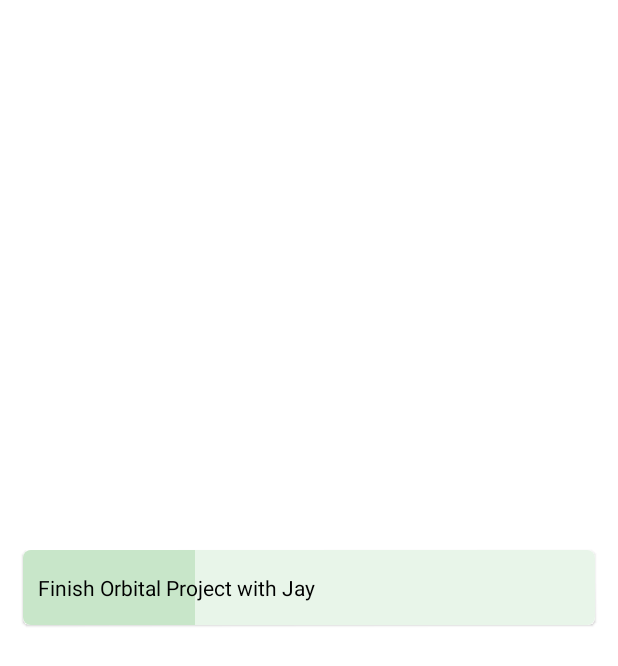
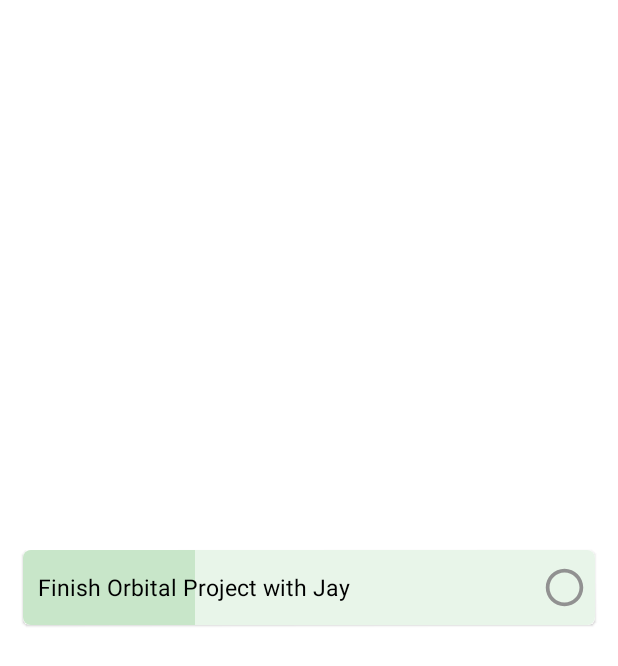
Before and after one commit to nicholasnge/Chemical-X, an Android app: the layout item_task.xml on its own in the app's theme, with its tools: preview values and no code run, on a phone screen of 412 x 824 dp. Shown: the top 666 px of the screen. Run offline under Robolectric (Android 15) with nearby library versions, the phone set to English and light mode, and no system bars.

Commit message:
tasks section updated with more lag

```diff
--- a/app/src/main/java/com/example/chemicalx/Fragment_Tasks/TaskCategoryAdapter.java
+++ b/app/src/main/java/com/example/chemicalx/Fragment_Tasks/TaskCategoryAdapter.java
@@ -12,12 +12,15 @@ import androidx.recyclerview.widget.RecyclerView;
 import com.example.chemicalx.R;
 
 import java.util.ArrayList;
+import java.util.HashMap;
 import java.util.List;
+import java.util.Map;
 
 public class TaskCategoryAdapter extends RecyclerView.Adapter<TaskCategoryAdapter.CategoryViewHolder> {
     Fragment_Tasks fragment_tasks;
     List<TaskCategoryModel> mCategoryList;
     LayoutInflater mLayoutInflater = null;
+    Map<String, TaskItemAdapter> taskItemAdapters = new HashMap<>();
 
     public TaskCategoryAdapter(Fragment_Tasks fragment_tasks, List<TaskCategoryModel> mCategoryList){
         super();
@@ -41,6 +44,7 @@ public class TaskCategoryAdapter extends RecyclerView.Adapter<TaskCategoryAdapte
         ArrayList<TaskItemModel> todoList = categoryModel.todoList;
 
         TaskItemAdapter taskItemAdapter = new TaskItemAdapter(fragment_tasks, todoList, categoryModel.backgroundColor, categoryModel.progressColor);
+        taskItemAdapters.put(categoryModel.title,taskItemAdapter);
         holder.categoryRecyclerView.setLayoutManager(new LinearLayoutManager(fragment_tasks.getContext()) {
             @Override
             public boolean canScrollVertically() {
--- /dev/null
+++ b/app/src/main/res/drawable/ic_outline_radio_button_unchecked_24.xml
@@ -0,0 +1,5 @@
+<vector android:height="24dp" android:tint="#919191"
+    android:viewportHeight="24" android:viewportWidth="24"
+    android:width="24dp" xmlns:android="http://schemas.android.com/apk/res/android">
+    <path android:fillColor="@android:color/white" android:pathData="M12,2C6.48,2 2,6.48 2,12s4.48,10 10,10 10,-4.48 10,-10S17.52,2 12,2zM12,20c-4.42,0 -8,-3.58 -8,-8s3.58,-8 8,-8 8,3.58 8,8 -3.58,8 -8,8z"/>
+</vector>
--- a/app/src/main/res/layout/item_task.xml
+++ b/app/src/main/res/layout/item_task.xml
@@ -3,7 +3,7 @@
     xmlns:app="http://schemas.android.com/apk/res-auto"
     xmlns:tools="http://schemas.android.com/tools"
 
-    android:id="@+id/todoCardView"
+    android:id="@+id/taskCardView"
     android:layout_width="match_parent"
     android:layout_height="wrap_content"
     android:layout_gravity="center_vertical"
@@ -13,7 +13,7 @@
     app:cardBackgroundColor="@color/colorGrey50">
 
     <ProgressBar
-        android:id="@+id/todoProgressBar"
+        android:id="@+id/taskProgressBar"
         style="@android:style/Widget.ProgressBar.Horizontal"
         android:layout_width="match_parent"
         android:layout_height="50dp"
@@ -23,13 +23,21 @@
         android:progressTint="@color/MaterialGreen100" />
 
     <com.google.android.material.textview.MaterialTextView
-        android:id="@+id/todoTitle"
+        android:id="@+id/taskTitle"
         android:layout_width="wrap_content"
         android:layout_height="wrap_content"
         android:layout_gravity="start|center_vertical"
         android:layout_marginStart="10dp"
         android:text="Finish Orbital Project with Jay"
         android:textColor="@color/colorBlack"
-        android:textSize="14sp" />
+        android:textSize="15sp" />
+
+    <ImageView
+        android:id="@+id/taskCompleteButton"
+        android:layout_width="30dp"
+        android:layout_height="30dp"
+        android:layout_gravity="center_vertical|end"
+        android:layout_margin="5dp"
+        app:srcCompat="@drawable/ic_outline_radio_button_unchecked_24" />
 
 </com.google.android.material.card.MaterialCardView>
```
Also changed, not shown: app/src/main/java/com/example/chemicalx/Fragment_Tasks/Fragment_Tasks.java (+71 -20 lines), app/src/main/java/com/example/chemicalx/Fragment_Tasks/TaskItemAdapter.java (+20 -12 lines), app/src/main/java/com/example/chemicalx/Fragment_Tasks/TaskItemModel.java (+6 -10 lines), app/src/main/res/drawable/ic_baseline_check_circle_24.xml (added, +10 -0 lines).
